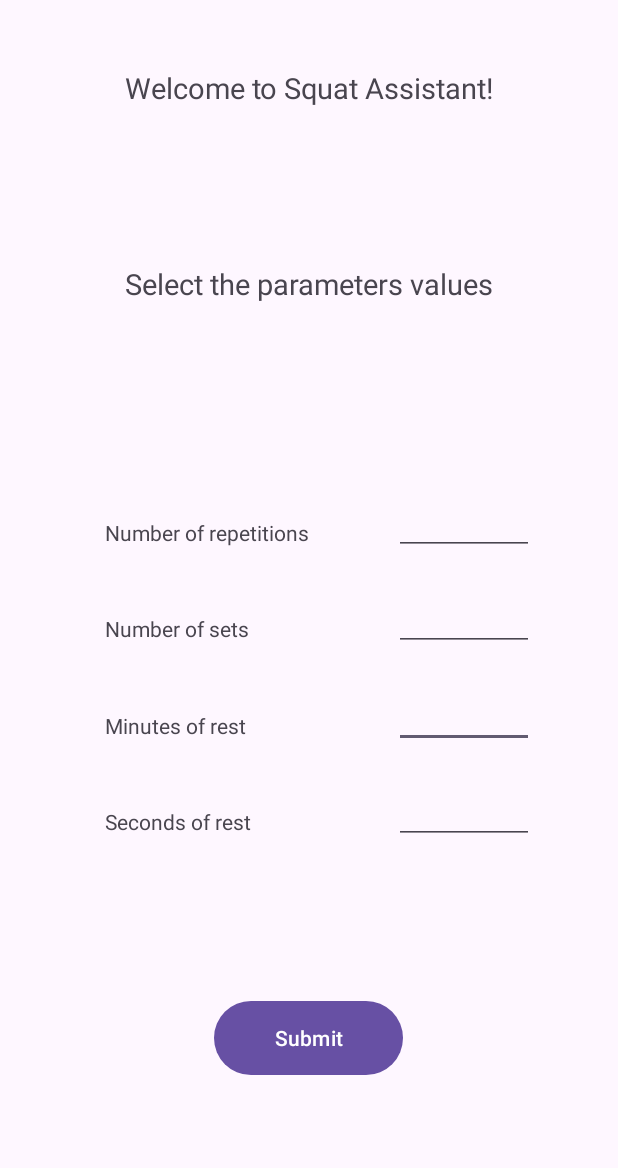
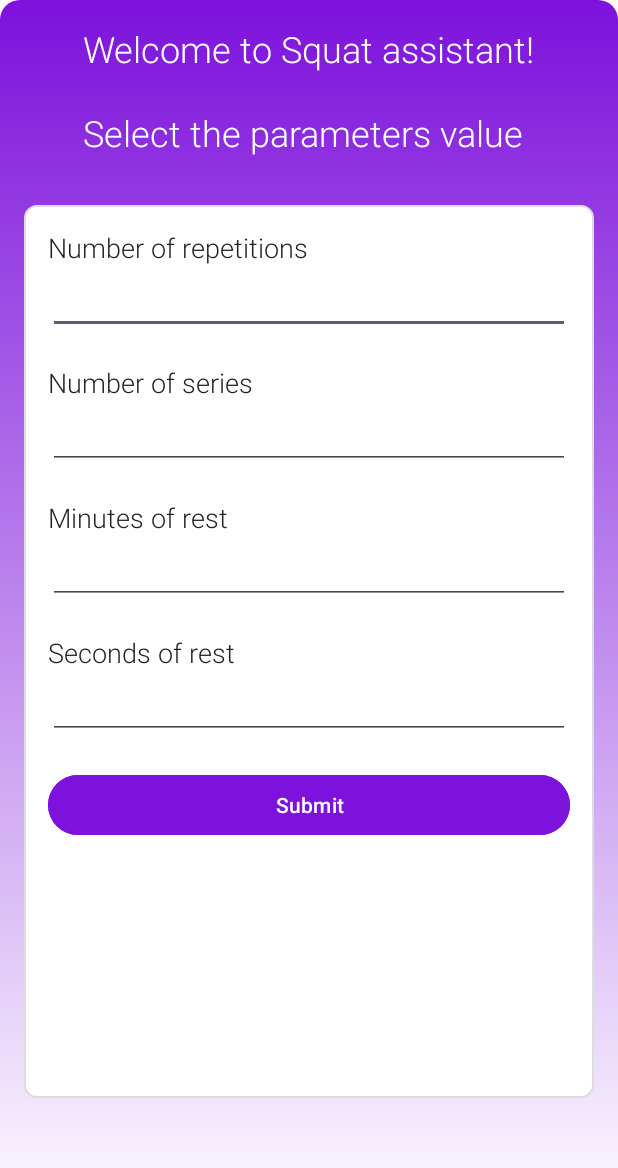
Before and after one commit to dominicofthebears/Self-Counting-Repetitions, an Android app: the screen it shows after launch (MainActivity), on a phone screen of 412 x 824 dp. Shown: the top 1168 px of the screen. Run offline under Robolectric (Android 15) with nearby library versions, the phone set to English and light mode, and no system bars.

Commit message:
Changed Main activity UI

```diff
--- a/app/src/main/java/com/example/android/cameraapplication/CameraActivity.kt
+++ b/app/src/main/java/com/example/android/cameraapplication/CameraActivity.kt
@@ -350,7 +350,6 @@ class CameraActivity : AppCompatActivity(), PoseLandmarkerHelper.LandmarkerListe
                                         ) }
                                     }
                                     else{
-                                        println("Entro qui")
                                         messageReceiver?.let { bundle.putInt("averageBPM", 0) }
                                     }
 
--- a/app/src/main/java/com/example/android/cameraapplication/MainActivity.kt
+++ b/app/src/main/java/com/example/android/cameraapplication/MainActivity.kt
@@ -1,23 +1,38 @@
 package com.example.android.cameraapplication
 
+import android.annotation.SuppressLint
 import android.content.Intent
+import android.graphics.drawable.GradientDrawable
 import android.os.Bundle
+import android.view.View
 import android.widget.Button
 import android.widget.TextView
 import androidx.appcompat.app.AppCompatActivity
 
 
 class MainActivity : AppCompatActivity() {
+    @SuppressLint("MissingInflatedId")
     override fun onCreate(savedInstanceState: Bundle?) {
         super.onCreate(savedInstanceState)
         setContentView(R.layout.activity_main)
 
-        findViewById<Button>(R.id.button).setOnClickListener{
+        val gradientDrawable = GradientDrawable(
+            GradientDrawable.Orientation.TOP_BOTTOM, // Gradient orientation
+            intArrayOf(0xFF7D12DC.toInt(), 0xFFFFFFFF.toInt()) // Gradient colors
+        )
+        gradientDrawable.cornerRadius = 20f // Set corner radius
+        val viewWithGradient = findViewById<View>(R.id.MainLayout)
+        viewWithGradient.background = gradientDrawable
+
+
+
+
+        findViewById<Button>(R.id.button1).setOnClickListener{
             val intent = Intent(this, CameraActivity::class.java)
-            intent.putExtra("numReps", findViewById<TextView>(R.id.editTextNumber5).text.toString().toInt())
-            intent.putExtra("numSets", findViewById<TextView>(R.id.editTextNumber4).text.toString().toInt())
+            intent.putExtra("numReps", findViewById<TextView>(R.id.editTextNumber1).text.toString().toInt())
+            intent.putExtra("numSets", findViewById<TextView>(R.id.editTextNumber2).text.toString().toInt())
             intent.putExtra("restSeconds", findViewById<TextView>(R.id.editTextNumber3).text.toString().toInt())
-            intent.putExtra("restMinutes", findViewById<TextView>(R.id.editTextNumber).text.toString().toInt())
+            intent.putExtra("restMinutes", findViewById<TextView>(R.id.editTextNumber4).text.toString().toInt())
             startActivity(intent)
         }
     }
--- a/app/src/main/java/com/example/android/cameraapplication/SmartwatchConnector.kt
+++ b/app/src/main/java/com/example/android/cameraapplication/SmartwatchConnector.kt
@@ -245,14 +245,11 @@ class SmartwatchConnector: Service() {
 
     override fun onCreate() {
         super.onCreate()
-
         bluetoothManager = getSystemService(BLUETOOTH_SERVICE) as BluetoothManager
         val filter = IntentFilter(BluetoothAdapter.ACTION_STATE_CHANGED)
         registerReceiver(bluetoothReceiver, filter)
-
         val intent = Intent(this, CameraActivity.MessageReceiver::class.java)
         intent.setAction("android.intent.action.BPM_UPDATE")
-
         embeddedServer(Netty, 12345) {
             install(StatusPages) {
                 exception<Throwable> { e ->
--- /dev/null
+++ b/app/src/main/res/drawable/edit_text_background.xml
@@ -0,0 +1,6 @@
+<?xml version="1.0" encoding="utf-8"?>
+<shape xmlns:android="http://schemas.android.com/apk/res/android">
+    <solid android:color="#FFFFFF" />
+    <stroke android:width="1dp" android:color="#DDDDDD" />
+    <corners android:radius="4dp" />
+</shape>
--- /dev/null
+++ b/app/src/main/res/drawable/rounded_corner_background.xml
@@ -0,0 +1,6 @@
+<?xml version="1.0" encoding="utf-8"?>
+<shape xmlns:android="http://schemas.android.com/apk/res/android">
+    <corners android:radius="8dp" />
+    <solid android:color="#FFFFFF" />
+    <stroke android:width="1dp" android:color="#DDDDDD" />
+</shape>
--- a/app/src/main/res/layout/activity_main.xml
+++ b/app/src/main/res/layout/activity_main.xml
@@ -1,149 +1,129 @@
 <?xml version="1.0" encoding="utf-8"?>
-<androidx.constraintlayout.widget.ConstraintLayout xmlns:android="http://schemas.android.com/apk/res/android"
-        xmlns:app="http://schemas.android.com/apk/res-auto"
+<RelativeLayout xmlns:android="http://schemas.android.com/apk/res/android"
         xmlns:tools="http://schemas.android.com/tools"
         android:layout_width="match_parent"
-        android:layout_height="match_parent">
+        android:layout_height="match_parent"
+        android:background="@color/backgroundColor"
+        android:padding="16dp"
+        tools:context=".MainActivity"
+        android:id="@+id/MainLayout">
+
+    <!-- Header Section -->
+    <TextView
+            android:id="@+id/header"
+            android:layout_width="wrap_content"
+            android:layout_height="wrap_content"
+            android:text="Welcome to Squat assistant!\n\nSelect the parameters value"
+            android:textSize="24sp"
+            android:textColor="@color/headerTextColor"
+            android:fontFamily="sans-serif-light"
+            android:layout_alignParentTop="true"
+            android:layout_centerHorizontal="true"
+            android:paddingBottom="16dp" />
+
+    <!-- Main Content Section -->
+    <LinearLayout
+            android:id="@+id/mainContent"
+            android:layout_width="389dp"
+            android:layout_height="595dp"
+            android:orientation="vertical"
+            android:layout_below="@id/header"
+            android:layout_marginTop="16dp"
+            android:background="@drawable/rounded_corner_background"
+            android:padding="16dp">
 
         <TextView
-            android:text="Welcome to Squat Assistant!"
+                android:id="@+id/textView1"
                 android:layout_width="wrap_content"
                 android:layout_height="wrap_content"
-            android:id="@+id/textView1"
-            app:layout_constraintStart_toStartOf="parent"
-            android:layout_marginStart="62dp"
-            android:layout_marginEnd="62dp"
-            android:textSize="19sp"
-            app:layout_constraintEnd_toEndOf="parent"
-            app:layout_constraintTop_toTopOf="parent"
-            android:layout_marginTop="45dp"
-            android:textAlignment="center" />
+                android:text="Number of repetitions"
+                android:textSize="18sp"
+                android:textColor="@color/textColorPrimary"
+                android:fontFamily="sans-serif-light" />
+
+        <EditText
+                android:layout_width="match_parent"
+                android:layout_height="wrap_content"
+                android:inputType="number"
+                android:ems="10"
+                android:id="@+id/editTextNumber1"
+                android:textColor="@color/textColorPrimary"
+                android:layout_marginBottom="20dp" />
 
         <TextView
-            android:text="Select the parameters values"
+                android:id="@+id/textView2"
                 android:layout_width="wrap_content"
                 android:layout_height="wrap_content"
-            android:id="@+id/textView2"
-            app:layout_constraintStart_toStartOf="parent"
-            android:layout_marginStart="62dp"
-            android:layout_marginEnd="62dp"
-            android:textSize="19sp"
-            app:layout_constraintEnd_toEndOf="parent"
-            app:layout_constraintTop_toTopOf="parent"
-            android:layout_marginTop="176dp" />
+                android:text="Number of series"
+                android:textSize="18sp"
+                android:textColor="@color/textColorPrimary"
+                android:fontFamily="sans-serif-light" />
 
         <EditText
-            android:layout_width="93dp"
-            android:layout_height="40dp"
+                android:layout_width="match_parent"
+                android:layout_height="wrap_content"
+                android:inputType="number"
+                android:ems="10"
+                android:id="@+id/editTextNumber2"
+                android:textColor="@color/textColorPrimary"
+                android:layout_marginBottom="20dp" />
+
+        <TextView
+                android:id="@+id/textView3"
+                android:layout_width="wrap_content"
+                android:layout_height="wrap_content"
+                android:text="Minutes of rest"
+                android:textSize="18sp"
+                android:textColor="@color/textColorPrimary"
+                android:fontFamily="sans-serif-light" />
+
+        <EditText
+                android:layout_width="match_parent"
+                android:layout_height="wrap_content"
                 android:inputType="number"
                 android:ems="10"
                 android:id="@+id/editTextNumber3"
-            android:layout_marginEnd="56dp"
-            android:textSize="15sp"
-            app:layout_constraintEnd_toEndOf="parent"
-            app:layout_constraintTop_toTopOf="@+id/textView6"
-            android:layout_marginTop="5dp" />
+                android:textColor="@color/textColorPrimary"
+                android:layout_marginBottom="20dp" />
+
+        <TextView
+                android:id="@+id/textView4"
+                android:layout_width="wrap_content"
+                android:layout_height="wrap_content"
+                android:text="Seconds of rest"
+                android:textSize="18sp"
+                android:textColor="@color/textColorPrimary"
+                android:fontFamily="sans-serif-light" />
 
         <EditText
-            android:layout_width="93dp"
-            android:layout_height="40dp"
+                android:layout_width="match_parent"
+                android:layout_height="wrap_content"
                 android:inputType="number"
                 android:ems="10"
                 android:id="@+id/editTextNumber4"
-            android:layout_marginEnd="56dp"
-            app:layout_constraintEnd_toEndOf="parent"
-
-            app:layout_constraintTop_toTopOf="@+id/textView5"
-            android:layout_marginTop="5dp"
-            android:textSize="15sp" />
-
-    <EditText
-            android:layout_width="93dp"
-            android:layout_height="40dp"
-            android:inputType="number"
-            android:ems="10"
-            android:id="@+id/editTextNumber5"
-            android:layout_marginEnd="56dp"
-            app:layout_constraintEnd_toEndOf="parent"
-            app:layout_constraintTop_toTopOf="@id/textView4"
-            android:layout_marginTop="5dp"
-            android:textSize="15sp" />
-
-    <EditText
-            android:layout_width="93dp"
-            android:layout_height="40dp"
-            android:inputType="number"
-            android:ems="10"
-            android:id="@+id/editTextNumber"
-            android:layout_marginEnd="56dp"
-            app:layout_constraintEnd_toEndOf="parent"
-            app:layout_constraintTop_toTopOf="@+id/textView7"
-            android:layout_marginTop="5dp"
-            android:textSize="15sp" />
-
-    <TextView
-            android:text="Number of repetitions"
-            android:layout_width="wrap_content"
-            android:layout_height="40dp"
-            android:id="@+id/textView4"
-            app:layout_constraintStart_toStartOf="parent"
-            android:layout_marginStart="70dp"
-            android:layout_marginBottom="10dp"
-            app:layout_constraintBottom_toTopOf="@+id/textView5"
-            app:layout_constraintTop_toTopOf="parent"
-            android:layout_marginTop="320dp"
-            android:gravity="bottom" />
-
-    <TextView
-            android:text="Number of sets"
-            android:layout_width="wrap_content"
-            android:layout_height="40dp"
-            android:id="@+id/textView5"
-            android:layout_marginTop="10dp"
-            app:layout_constraintTop_toBottomOf="@+id/textView4"
-            app:layout_constraintStart_toStartOf="parent"
-            android:layout_marginStart="70dp"
-            android:layout_marginBottom="10dp"
-            app:layout_constraintBottom_toTopOf="@+id/textView6"
-            android:gravity="bottom" />
-
-    <TextView
-            android:text="Minutes of rest"
-            android:layout_width="wrap_content"
-            android:layout_height="40dp"
-            android:id="@+id/textView6"
-            android:layout_marginTop="10dp"
-            app:layout_constraintTop_toBottomOf="@+id/textView5"
-            app:layout_constraintStart_toStartOf="parent"
-            android:layout_marginStart="70dp"
-            android:layout_marginBottom="10dp"
-            app:layout_constraintBottom_toTopOf="@+id/textView7"
-            android:gravity="bottom" />
-
-    <TextView
-            android:text="Seconds of rest"
-            android:layout_width="wrap_content"
-            android:layout_height="40dp"
-            android:id="@+id/textView7"
-            android:layout_marginTop="10dp"
-            app:layout_constraintTop_toBottomOf="@+id/textView6"
-            app:layout_constraintStart_toStartOf="parent"
-            android:layout_marginStart="70dp"
-            app:layout_constraintBottom_toBottomOf="parent"
-            android:layout_marginBottom="262dp"
-            app:layout_constraintVertical_bias="0.644"
-            android:gravity="bottom" />
+                android:textColor="@color/textColorPrimary"
+                android:layout_marginBottom="20dp" />
 
         <Button
+                android:id="@+id/button1"
+                android:layout_width="match_parent"
+                android:layout_height="wrap_content"
                 android:text="Submit"
-            android:layout_width="126dp"
-            android:layout_height="57dp"
-            android:id="@+id/button"
-            app:layout_constraintTop_toTopOf="parent"
-            app:layout_constraintBottom_toBottomOf="parent"
-            app:layout_constraintVertical_bias="0.865"
-            app:layout_constraintEnd_toEndOf="parent"
-            app:layout_constraintStart_toStartOf="parent"
-            app:layout_constraintHorizontal_bias="0.498" />
+                android:backgroundTint="@color/buttonColor"
+                android:textColor="@color/buttonTextColor"
+                android:fontFamily="sans-serif-medium"
+                android:layout_marginBottom="16dp" />
+    </LinearLayout>
 
-</androidx.constraintlayout.widget.ConstraintLayout>
+    <!-- Footer Section -->
+    <TextView
+            android:id="@+id/footer"
+            android:layout_width="wrap_content"
+            android:layout_height="wrap_content"
+            android:textSize="16sp"
+            android:textColor="@color/footerTextColor"
+            android:fontFamily="sans-serif-light"
+            android:layout_alignParentBottom="true"
+            android:layout_centerHorizontal="true"
+            android:paddingTop="16dp" />
+</RelativeLayout>
--- a/app/src/main/res/values/colors.xml
+++ b/app/src/main/res/values/colors.xml
@@ -1,5 +1,10 @@
 <?xml version="1.0" encoding="utf-8"?>
 <resources>
-    <color name="black">#FF000000</color>
-    <color name="white">#FFFFFFFF</color>
+    <color name="backgroundColor">#FFFFFF</color>
+    <color name="headerTextColor">#FFFFFF</color>
+    <color name="textColorPrimary">#212121</color>
+    <color name="hintColor">#757575</color>
+    <color name="buttonColor">#FF7D12DC</color>
+    <color name="buttonTextColor">#FFFFFF</color>
+    <color name="footerTextColor">#9E9E9E</color>
 </resources>
```
Lines whose indentation alone changed are shown as unchanged.
